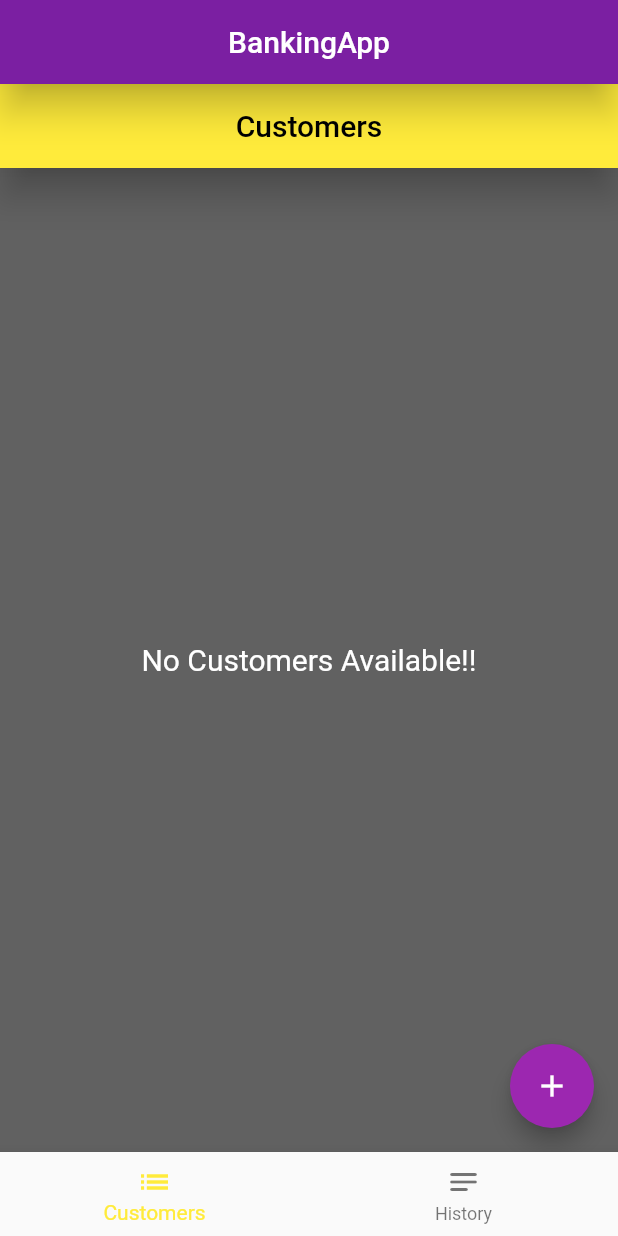
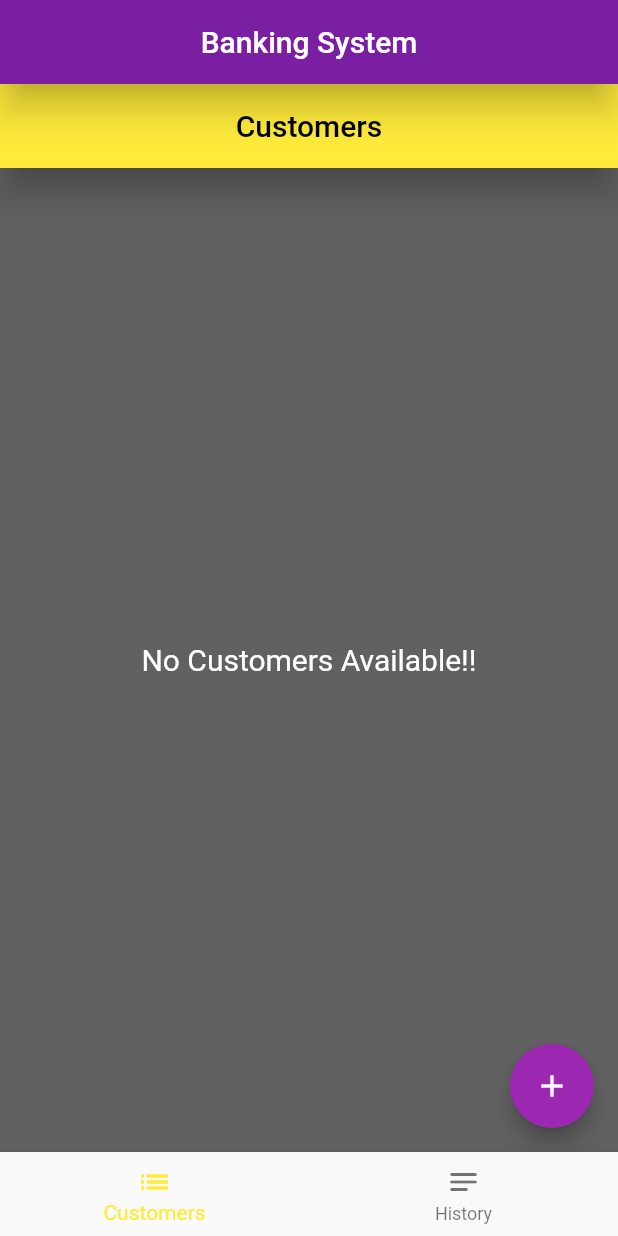
Before and after one commit to mitulgelani/bankingsystemapp, a Flutter app: the screen it shows after launch, on a phone screen of 412 x 824 dp. Run offline on Flutter 3.47's test engine with Material 2 defaults, Android fonts, the phone set to English and light mode, and no system bars; our stand-ins replace fluttertoast, sqflite; missing offline and left inert: expansion_card; accounts and stored records are empty; Roboto replaces fonts that are missing (Raleway).

Commit message:
All Done

```diff
--- a/lib/main.dart
+++ b/lib/main.dart
@@ -60,7 +60,7 @@ class _HomepageState extends State<Homepage> {
       appBar: AppBar(
         backgroundColor: Colors.purple[700],
         title: Text(
-          "BankingApp",
+          "Banking System",
           style: TextStyle(color: Colors.white),
         ),
         centerTitle: true,
```
